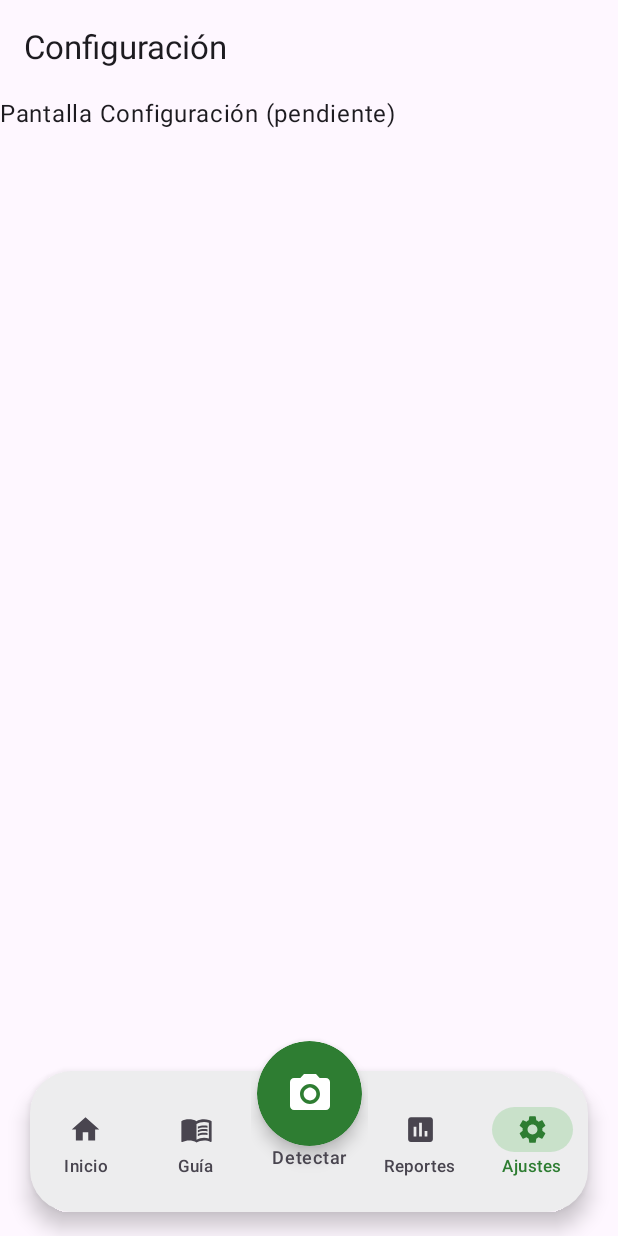
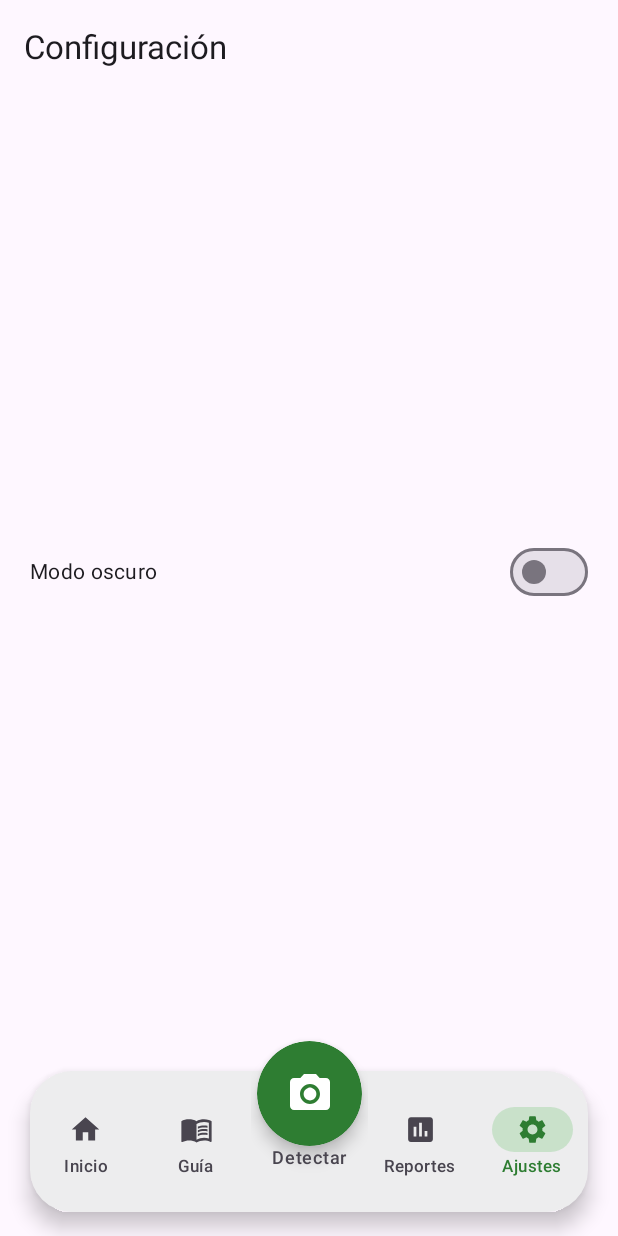
Before and after one commit to FabrizioAvalos/DetectorPlagas-AppsMoviles, an Android app built with Jetpack Compose: the ConfiguracionScreen screen opened through its navigation route, on a phone screen of 412 x 824 dp. Run offline under Robolectric (Android 15) with nearby library versions, the phone set to English and light mode, and no system bars; our stand-ins replace Room's generated code.

Commit message:
feat(configuracion): agregar modo oscuro persistente con DataStore

```diff
--- a/app/build.gradle.kts
+++ b/app/build.gradle.kts
@@ -51,6 +51,7 @@ dependencies {
     implementation(libs.material.icons.extended)
     implementation(libs.androidx.lifecycle.viewmodel.compose)
     implementation(libs.androidx.lifecycle.runtime.compose)
+    implementation(libs.androidx.datastore.preferences)
     ksp("androidx.room:room-compiler:2.7.1")
     testImplementation(libs.junit)
     androidTestImplementation(platform(libs.androidx.compose.bom))
--- a/app/src/main/java/com/vallesol/detectorplagas/MainActivity.kt
+++ b/app/src/main/java/com/vallesol/detectorplagas/MainActivity.kt
@@ -3,14 +3,22 @@ package com.vallesol.detectorplagas
 import android.os.Bundle
 import androidx.activity.ComponentActivity
 import androidx.activity.compose.setContent
+import androidx.compose.runtime.collectAsState
+import androidx.compose.runtime.getValue
+import com.vallesol.detectorplagas.data.PreferenciasRepository
 import com.vallesol.detectorplagas.ui.navigation.AppNavGraph
 import com.vallesol.detectorplagas.ui.theme.DetectorPlagasTheme
 
 class MainActivity : ComponentActivity() {
     override fun onCreate(savedInstanceState: Bundle?) {
         super.onCreate(savedInstanceState)
+
+        val preferencias = PreferenciasRepository(applicationContext)
+
         setContent {
-            DetectorPlagasTheme {
+            val modoOscuro by preferencias.modoOscuro.collectAsState(initial = false)
+
+            DetectorPlagasTheme(darkTheme = modoOscuro) {
                 AppNavGraph()
             }
         }
--- /dev/null
+++ b/app/src/main/java/com/vallesol/detectorplagas/data/local/PreferenciasRepository.kt
@@ -0,0 +1,25 @@
+package com.vallesol.detectorplagas.data
+
+import android.content.Context
+import androidx.datastore.preferences.core.booleanPreferencesKey
+import androidx.datastore.preferences.core.edit
+import androidx.datastore.preferences.core.stringPreferencesKey
+import androidx.datastore.preferences.preferencesDataStore
+import kotlinx.coroutines.flow.Flow
+import kotlinx.coroutines.flow.map
+
+val Context.dataStore by preferencesDataStore(name = "configuracion")
+
+class PreferenciasRepository(private val context: Context) {
+
+    private object Claves {
+        val MODO_OSCURO = booleanPreferencesKey("modo_oscuro")
+    }
+
+    val modoOscuro: Flow<Boolean> = context.dataStore.data
+        .map { it[Claves.MODO_OSCURO] ?: false }
+
+    suspend fun setModoOscuro(valor: Boolean) {
+        context.dataStore.edit { it[Claves.MODO_OSCURO] = valor }
+    }
+}
--- a/app/src/main/java/com/vallesol/detectorplagas/ui/screens/configuracion/ConfiguracionScreen.kt
+++ b/app/src/main/java/com/vallesol/detectorplagas/ui/screens/configuracion/ConfiguracionScreen.kt
@@ -1,13 +1,41 @@
 package com.vallesol.detectorplagas.ui.screens.configuracion
 
+import androidx.compose.foundation.layout.Row
+import androidx.compose.foundation.layout.fillMaxWidth
+import androidx.compose.foundation.layout.padding
+import androidx.compose.material3.MaterialTheme
+import androidx.compose.material3.Switch
 import androidx.compose.material3.Text
 import androidx.compose.runtime.Composable
+import androidx.compose.runtime.collectAsState
+import androidx.compose.runtime.getValue
+import androidx.compose.ui.Alignment
+import androidx.compose.ui.Modifier
+import androidx.compose.ui.unit.dp
+import androidx.lifecycle.viewmodel.compose.viewModel
 import androidx.navigation.NavController
 import com.vallesol.detectorplagas.ui.navigation.PantallaConDrawer
 
 @Composable
-fun ConfiguracionScreen(navController: NavController) {
+fun ConfiguracionScreen(
+    navController: NavController,
+    viewModel: ConfiguracionViewModel = viewModel()
+) {
+    val modoOscuro by viewModel.modoOscuro.collectAsState()
+
     PantallaConDrawer(navController = navController, titulo = "Configuración") { modifier ->
-        Text("Pantalla Configuración (pendiente)", modifier = modifier)
+        Row(
+            modifier = modifier
+                .fillMaxWidth()
+                .padding(20.dp),
+            verticalAlignment = Alignment.CenterVertically
+        ) {
+            Text(
+                text = "Modo oscuro",
+                style = MaterialTheme.typography.bodyMedium,
+                modifier = Modifier.weight(1f)
+            )
+            Switch(checked = modoOscuro, onCheckedChange = viewModel::setModoOscuro)
+        }
     }
 }
--- /dev/null
+++ b/app/src/main/java/com/vallesol/detectorplagas/ui/screens/configuracion/ConfiguracionViewModel.kt
@@ -0,0 +1,22 @@
+package com.vallesol.detectorplagas.ui.screens.configuracion
+
+import android.app.Application
+import androidx.lifecycle.AndroidViewModel
+import androidx.lifecycle.viewModelScope
+import com.vallesol.detectorplagas.data.PreferenciasRepository
+import kotlinx.coroutines.flow.SharingStarted
+import kotlinx.coroutines.flow.StateFlow
+import kotlinx.coroutines.flow.stateIn
+import kotlinx.coroutines.launch
+
+class ConfiguracionViewModel(application: Application) : AndroidViewModel(application) {
+
+    private val repository = PreferenciasRepository(application)
+
+    val modoOscuro: StateFlow<Boolean> = repository.modoOscuro
+        .stateIn(viewModelScope, SharingStarted.WhileSubscribed(5000), false)
+
+    fun setModoOscuro(valor: Boolean) {
+        viewModelScope.launch { repository.setModoOscuro(valor) }
+    }
+}
--- a/gradle/libs.versions.toml
+++ b/gradle/libs.versions.toml
@@ -11,6 +11,7 @@ composeBom = "2026.02.01"
 navigationCompose = "2.8.1"
 materialIconsExtended = "1.7.3"
 lifecycleViewmodelCompose = "2.9.0"
+datastorePreferences = "1.1.1"
 [libraries]
 androidx-core-ktx = { group = "androidx.core", name = "core-ktx", version.ref = "coreKtx" }
 junit = { group = "junit", name = "junit", version.ref = "junit" }
@@ -30,6 +31,7 @@ navigation-compose = { group = "androidx.navigation", name = "navigation-compose
 material-icons-extended = { group = "androidx.compose.material", name = "material-icons-extended", version.ref = "materialIconsExtended" }
 androidx-lifecycle-viewmodel-compose = { group = "androidx.lifecycle", name = "lifecycle-viewmodel-compose", version.ref = "lifecycleViewmodelCompose" }
 androidx-lifecycle-runtime-compose = { group = "androidx.lifecycle", name = "lifecycle-runtime-compose", version.ref = "lifecycleViewmodelCompose" }
+androidx-datastore-preferences = { group = "androidx.datastore", name = "datastore-preferences", version.ref = "datastorePreferences" }
 [plugins]
 android-application = { id = "com.android.application", version.ref = "agp" }
 kotlin-compose = { id = "org.jetbrains.kotlin.plugin.compose", version.ref = "kotlin" }
```
